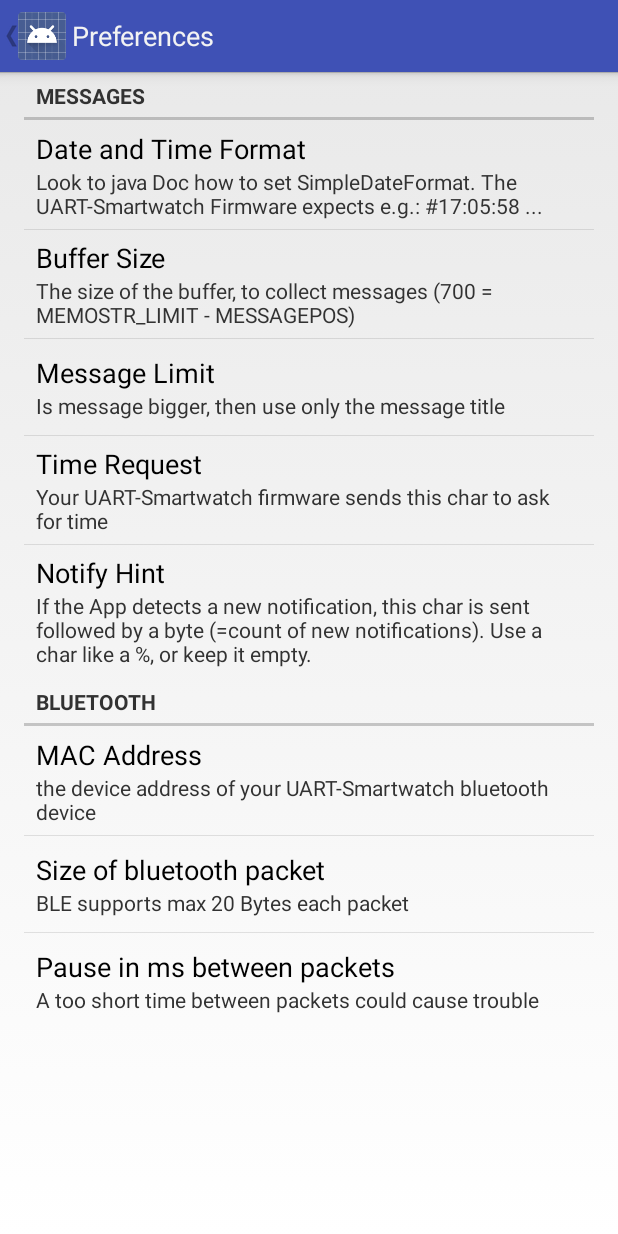
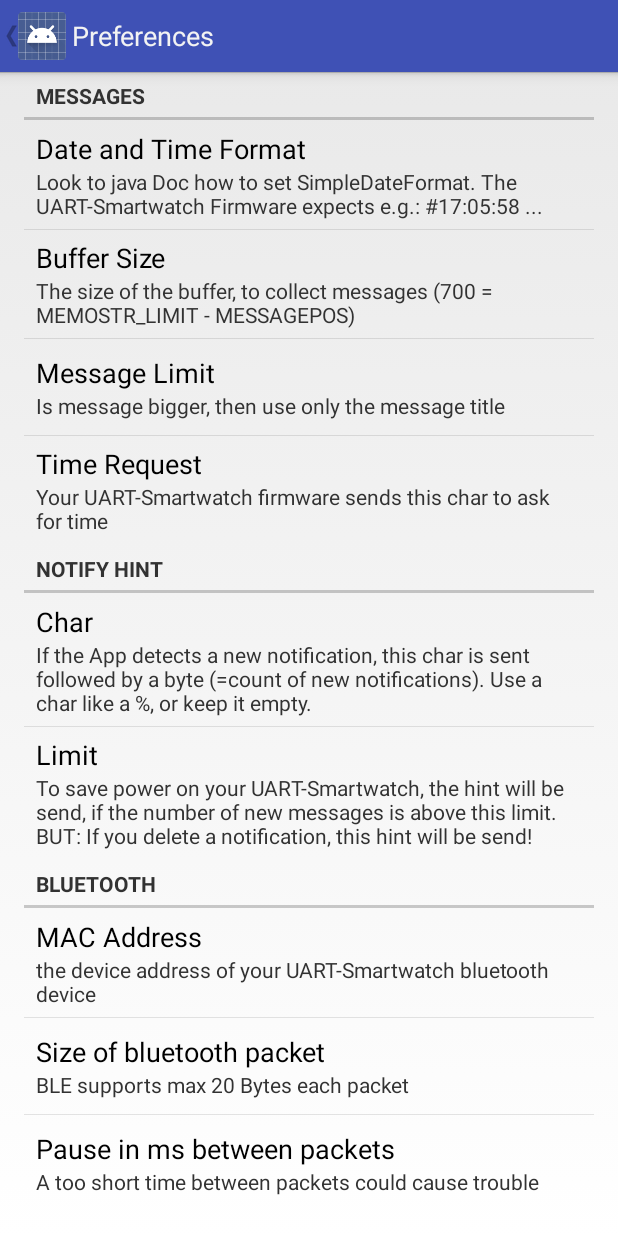
Before and after one commit to no-go/UART-Smartwatch, an Android app: the screen it shows after launch (PreferencesActivity), in the options menu, after a tap on "Preferences", on a phone screen of 412 x 824 dp. Run offline under Robolectric (Android 15) with nearby library versions, the light colour scheme and no system bars; 2 statements that could not run were skipped.

Commit message:
notification hint Limit added to save power on smartwatch. Permission Hint added to get notification access. SDK > lolipop: Usage of taskDescrition to update taskbar color, icon and text.

```diff
--- a/UART-Smartwatch_App/app/build.gradle
+++ b/UART-Smartwatch_App/app/build.gradle
@@ -7,8 +7,8 @@ android {
         applicationId "click.dummer.UartSmartwatch"
         minSdkVersion 19
         targetSdkVersion 22
-        versionCode 8
-        versionName "0.8"
+        versionCode 9
+        versionName "0.9"
     }
 
 
--- a/UART-Smartwatch_App/app/src/main/java/click/dummer/UartSmartwatch/MainActivity.java
+++ b/UART-Smartwatch_App/app/src/main/java/click/dummer/UartSmartwatch/MainActivity.java
@@ -25,10 +25,12 @@ package click.dummer.UartSmartwatch;
 
 import java.text.SimpleDateFormat;
 import java.util.Date;
+import java.util.Set;
 import java.util.regex.Matcher;
 import java.util.regex.Pattern;
 
 import android.app.Activity;
+import android.app.ActivityManager;
 import android.app.AlertDialog;
 import android.bluetooth.BluetoothAdapter;
 import android.bluetooth.BluetoothDevice;
@@ -42,13 +44,16 @@ import android.content.IntentFilter;
 import android.content.ServiceConnection;
 import android.content.SharedPreferences;
 import android.content.res.Configuration;
+import android.graphics.BitmapFactory;
 import android.net.Uri;
 import android.os.Bundle;
 import android.os.Handler;
 import android.os.IBinder;
 import android.os.Message;
 import android.preference.PreferenceManager;
+import android.support.v4.app.NotificationManagerCompat;
 import android.support.v4.content.LocalBroadcastManager;
+import android.support.v4.content.res.ResourcesCompat;
 import android.util.Log;
 import android.view.Menu;
 import android.view.MenuInflater;
@@ -353,6 +358,20 @@ public class MainActivity extends Activity {
 
     @Override
     public void onResume() {
+        Set<String> packs = NotificationManagerCompat.getEnabledListenerPackages(getApplicationContext());
+        boolean readNotiPermissions = packs.contains(getPackageName());
+        if (readNotiPermissions == false) {
+            AlertDialog.Builder alertDialogBuilder = new AlertDialog.Builder(this);
+            alertDialogBuilder.setPositiveButton(R.string.ok, new DialogInterface.OnClickListener() {
+                @Override
+                public void onClick(DialogInterface dialogInterface, int i) {
+                    finish();
+                }
+            });
+            alertDialogBuilder.setMessage(getString(R.string.sorry, getString(R.string.app_name)));
+            alertDialogBuilder.show();
+        }
+
         devAddr = mPreferences.getString("ble_addr", PreferencesActivity.DEFAULT_ADDR);
         super.onResume();
         if (!mBtAdapter.isEnabled()) {
@@ -361,6 +380,15 @@ public class MainActivity extends Activity {
             startActivityForResult(enableIntent, REQUEST_ENABLE_BT);
         }
 
+        ActivityManager.TaskDescription taskDescription = null;
+        if (android.os.Build.VERSION.SDK_INT >= android.os.Build.VERSION_CODES.LOLLIPOP) {
+            taskDescription = new ActivityManager.TaskDescription(
+                    getString(R.string.app_name),
+                    BitmapFactory.decodeResource(getResources(), R.drawable.icon),
+                    ResourcesCompat.getColor(getResources(), R.color.colorPrimary, getTheme())
+            );
+            ((Activity)this).setTaskDescription(taskDescription);
+        }
     }
 
     @Override
@@ -412,6 +440,7 @@ public class MainActivity extends Activity {
             }
 
             if (intent.getStringExtra("MSG") != null) {
+                int notifyHintLimit = Integer.parseInt(mPreferences.getString("notifyHintLimit", "0"));
                 if (intent.getBooleanExtra("posted", true)) {
                     String temp = intent.getStringExtra("MSG").trim();
                     int messageSize = Integer.parseInt(mPreferences.getString("messageSize", "120"));
@@ -423,7 +452,7 @@ public class MainActivity extends Activity {
                         listMessage.setText(temp);
                         COUNT++;
                         String notifyHint = mPreferences.getString("notifyHint", "");
-                        if (notifyHint.length() > 0) {
+                        if (notifyHint.length() > 0 && COUNT > notifyHintLimit) {
                             sendMsg(notifyHint + (char) COUNT);
                             Log.i(TAG, "Count: " + COUNT);
                         }
--- a/UART-Smartwatch_App/app/src/main/res/values/strings.xml
+++ b/UART-Smartwatch_App/app/src/main/res/values/strings.xml
@@ -13,6 +13,7 @@
     <string name="Quit">Quit</string>
     <string name="Yes">Yes</string>
     <string name="No">No</string>
+    <string name="ok">Ok</string>
     <string name="reallyQuit">Do you really want to quit the application and lost connection?</string>
     <string name="messageSize">Buffer Size</string>
     <string name="messageSize_summary">The size of the buffer, to collect messages (700 = MEMOSTR_LIMIT - MESSAGEPOS)</string>
@@ -28,8 +29,17 @@
     <string name="packetPause">Pause in ms between packets</string>
     <string name="packetPause_summary">A too short time between packets could cause trouble</string>
 
-    <string name="notifyHint">Notify Hint</string>
-    <string name="notifyHint_summary">If the App detects a new notification, this char is sent followed by a byte (=count of new notifications). Use a char like a %, or keep it empty.</string>
+    <string name="hint">Notify Hint</string>
+
+    <string name="notifyHint">Char</string>
+    <string name="notifyHint_summary">If the App detects a new notification, this char is sent
+        followed by a byte (=count of new notifications). Use a char like a %, or
+        keep it empty.</string>
+
+    <string name="notifyHintLimit">Limit</string>
+    <string name="notifyHintLimit_summary">To save power on your UART-Smartwatch,
+    the hint will be send, if the number of new messages is above this limit.
+    BUT: If you delete a notification, this hint will be send!</string>
 
     <string name="exit_title">Restart App Now</string>
     <string name="exit_message">Because you changed some preferences, it is better to restart the App.</string>
@@ -53,4 +63,7 @@
     <string name="Connecting">connecting ...</string>
     <string name="flattr_this">Micro-Donate !</string>
     <string name="projPage">UART-Smartwatch Page</string>
+    <string name="sorry">Sorry, but \'%s\' needs really access to
+        your notifications. You have to add these access in
+        your phone preferences!</string>
 </resources>
--- a/UART-Smartwatch_App/app/src/main/res/xml/preferences.xml
+++ b/UART-Smartwatch_App/app/src/main/res/xml/preferences.xml
@@ -23,11 +23,20 @@
             android:key="timeRequest"
             android:summary="@string/timeRequest_summary"
             android:title="@string/timeRequest"/>
+    </PreferenceCategory>
+
+    <PreferenceCategory
+        android:title="@string/hint">
         <EditTextPreference
             android:defaultValue=""
             android:key="notifyHint"
             android:summary="@string/notifyHint_summary"
             android:title="@string/notifyHint" />
+        <EditTextPreference
+            android:defaultValue="0"
+            android:key="notifyHintLimit"
+            android:summary="@string/notifyHintLimit_summary"
+            android:title="@string/notifyHintLimit" />
     </PreferenceCategory>
 
     <PreferenceCategory
```
Also changed, not shown: UART-Smartwatch_App/app/src/main/java/click/dummer/UartSmartwatch/NotificationService.java (+17 -2 lines), 3 other files.
